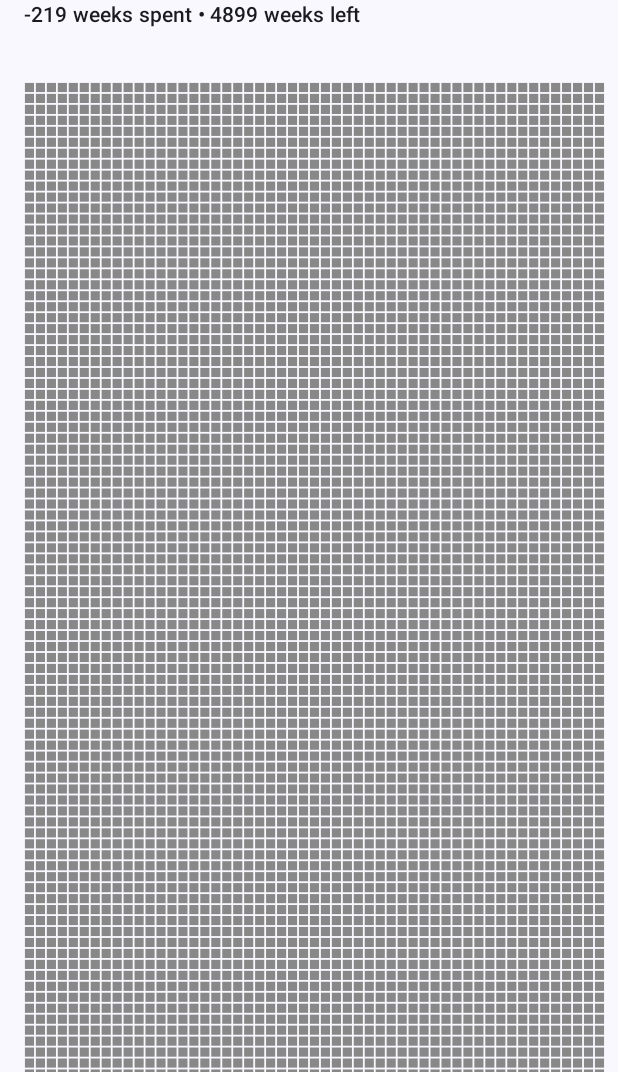
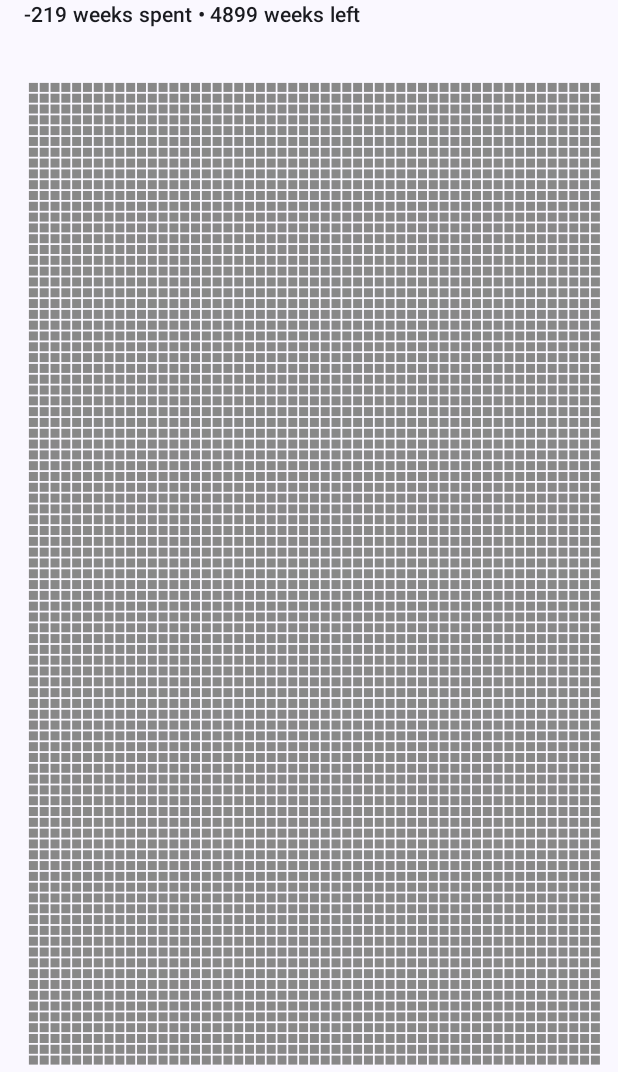
Before and after one commit to Bartozo/Life-Progress-Android, an Android app built with Jetpack Compose: the HomeScreen screen opened through its navigation route, on a phone screen of 412 x 824 dp, the part 164-1236 px from its top. Run offline under Robolectric (Android 15) with nearby library versions, the phone set to English and light mode, and no system bars; our stand-ins replace Dagger/Hilt's generated code.

Commit message:
:bug: Fixed problem where life calendar wasn't displayed correctly in some cases

```diff
--- a/app/src/main/java/com/bartozo/lifeprogress/ui/components/LifeCalendar.kt
+++ b/app/src/main/java/com/bartozo/lifeprogress/ui/components/LifeCalendar.kt
@@ -2,11 +2,15 @@ package com.bartozo.lifeprogress.ui.components
 
 import androidx.compose.animation.AnimatedContent
 import androidx.compose.animation.ExperimentalAnimationApi
+import androidx.compose.animation.core.animateFloatAsState
 import androidx.compose.animation.scaleIn
 import androidx.compose.animation.scaleOut
 import androidx.compose.foundation.Canvas
 import androidx.compose.foundation.layout.*
+import androidx.compose.material3.Text
 import androidx.compose.runtime.Composable
+import androidx.compose.runtime.getValue
+import androidx.compose.ui.Alignment
 import androidx.compose.ui.Modifier
 import androidx.compose.ui.geometry.Offset
 import androidx.compose.ui.geometry.Size
@@ -15,6 +19,8 @@ import androidx.compose.ui.tooling.preview.Preview
 import com.bartozo.lifeprogress.data.AgeGroup
 import com.bartozo.lifeprogress.data.Life
 import com.bartozo.lifeprogress.ui.theme.LifeProgressTheme
+import kotlin.math.min
+import kotlin.math.roundToInt
 
 enum class LifeCalendarDisplayMode {
     CURRENT_YEAR,
@@ -26,33 +32,38 @@ enum class LifeCalendarDisplayMode {
 fun CanvasLifeCalendar(
     modifier: Modifier = Modifier,
     life: Life,
-    displayMode: LifeCalendarDisplayMode
+    displayMode: LifeCalendarDisplayMode,
 ) {
-    // TODO fix problem with aspect ratio
-    val fullCalendarAspectRatio = Life.totalWeeksInAYear / life.lifeExpectancy.toFloat()
+    val aspectRatio: Float by animateFloatAsState(
+        when (displayMode) {
+            LifeCalendarDisplayMode.CURRENT_YEAR -> {
+                val currentYearModeColumnCount = 6
+                currentYearModeColumnCount.toFloat() /
+                        (Life.totalWeeksInAYear / currentYearModeColumnCount.toFloat()).roundToInt()
+            }
+            LifeCalendarDisplayMode.LIFE -> Life.totalWeeksInAYear / life.lifeExpectancy.toFloat()
+        }
+    )
 
-
-    Box(
-        modifier = modifier
-            .fillMaxSize()
-    ) {
-        AnimatedContent(
-            targetState = displayMode,
-        ) { title ->
+    Box(modifier = modifier.fillMaxSize()) {
+        Box(modifier = Modifier.align(Alignment.Center)) {
+            AnimatedContent(targetState = displayMode) { displayMode ->
                 if (displayMode == LifeCalendarDisplayMode.LIFE) {
                     CalendarWithoutCurrentYear(
-                    modifier = Modifier.animateEnterExit(
-                        enter = scaleIn(),
-                        exit = scaleOut()
-                    ),
+                        modifier = Modifier
+                            .animateEnterExit(enter = scaleIn(), exit = scaleOut())
+                            .aspectRatio(aspectRatio),
                         life = life
                     )
                 }
                 CalendarWithCurrentYear(
-                modifier = Modifier.animateEnterExit(enter = scaleIn(), exit = scaleOut()),
+                    modifier = Modifier
+                        .animateEnterExit(enter = scaleIn(), exit = scaleOut())
+                        .aspectRatio(aspectRatio),
                     life = life,
                     displayMode = displayMode
                 )
+            }
         }
     }
 }
```
Lines whose indentation alone changed are shown as unchanged.
